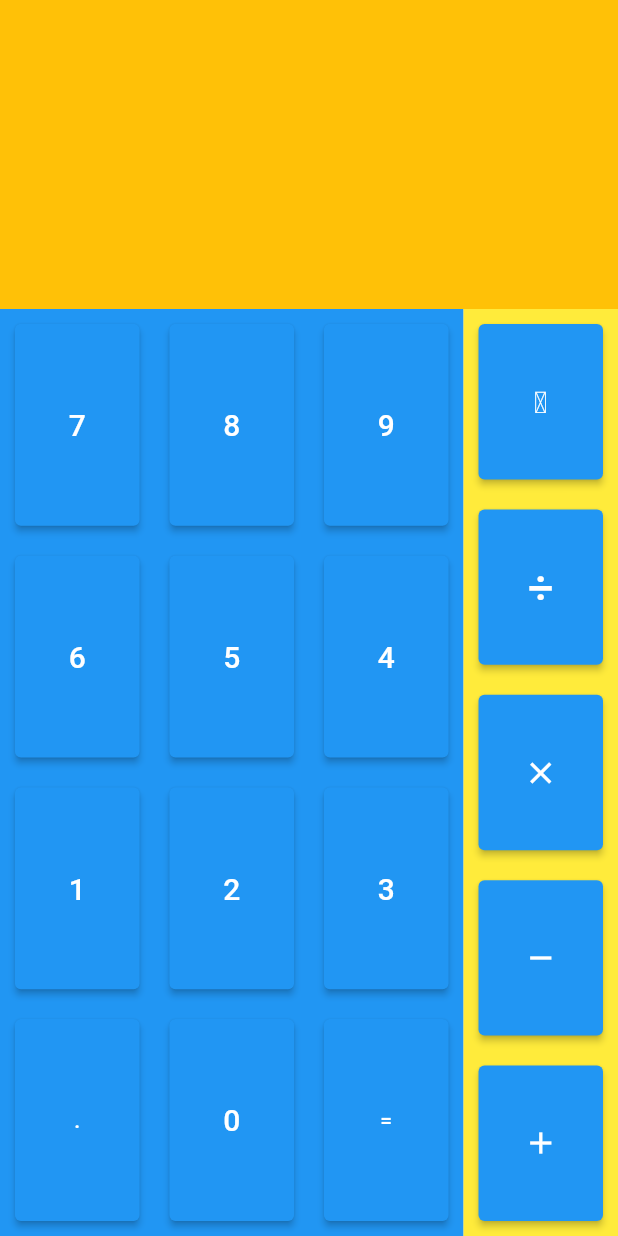
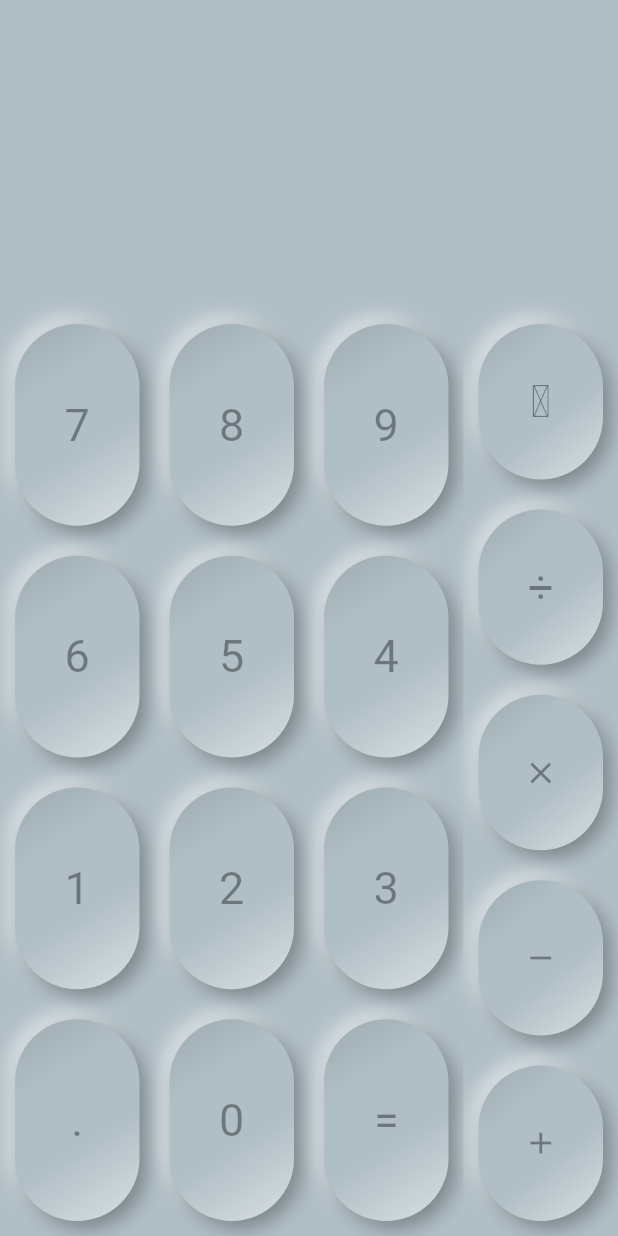
Before and after one commit to kmsbin/neumorphic_calc, a Flutter app: the screen it shows after launch, on a phone screen of 412 x 824 dp. Run offline on Flutter 3.47's test engine with Material 2 defaults, Android fonts, the phone set to English and light mode, and no system bars; our stand-ins replace equatable, flutter_bloc.

Commit message:
add neumorphic button design

```diff
--- a/lib/bloc/enter_state.dart
+++ b/lib/bloc/enter_state.dart
@@ -9,7 +9,7 @@ class EnterState extends Equatable {
     '+': SumRepository(),
     '-': SubtractRepository(),
     '/': DivisionRepository(),
-    '*': MultiplicateRepository(),
+    'x': MultiplicateRepository(),
   };
 
   void enterNewNumber(final String enteredNumber) {
@@ -44,9 +44,7 @@ class EnterState extends Equatable {
 
   String equals() {
     operations?.asMap()?.forEach((key, value) {
-      numbersParameters[key + 1] = mathOperatorMap[value]
-          .operation(double.parse(numbersParameters[key]), double.parse(numbersParameters[key + 1]))
-          .toString();
+      numbersParameters[key + 1] = mathOperatorMap[value].operation(double.parse(numbersParameters[key]), double.parse(numbersParameters[key + 1])).toString();
     });
     String expression = numbersParameters.last;
     operations.clear();
--- a/lib/calculator.dart
+++ b/lib/calculator.dart
@@ -1,5 +1,6 @@
 import 'package:calculator/bloc/enter_bloc.dart';
 import 'package:calculator/bloc/enter_event.dart';
+import 'package:calculator/neumorphic_container.dart';
 import 'package:flutter/material.dart';
 import 'package:flutter_bloc/flutter_bloc.dart';
 
@@ -24,11 +25,12 @@ class _HomeCalculatorState extends State<HomeCalculator> {
       return Expanded(
         child: Container(
           margin: EdgeInsets.all(10),
-          child: ElevatedButton(
+          child: NeumorphicContainer(
+            color: Colors.blueGrey.shade200,
             onPressed: () {
               BlocProvider.of<EnterBloc>(context).add(operation);
             },
-            child: icon,
+            child: Center(child: icon),
           ),
         ),
       );
@@ -38,11 +40,14 @@ class _HomeCalculatorState extends State<HomeCalculator> {
       return Expanded(
         child: Container(
           margin: EdgeInsets.all(10),
-          child: ElevatedButton(
+          child: NeumorphicContainer(
+            color: Colors.blueGrey.shade200,
             onPressed: () => BlocProvider.of<EnterBloc>(context).add(NumberEvent(title)),
-            child: Text(
-              title,
-              style: TextStyle(fontSize: 20),
+            child: Center(
+              child: Text(
+                title,
+                style: TextStyle(fontSize: 30, color: Colors.black38),
+              ),
             ),
           ),
         ),
@@ -52,7 +57,7 @@ class _HomeCalculatorState extends State<HomeCalculator> {
     var screenSize = MediaQuery.of(context).size;
 
     return Scaffold(
-        backgroundColor: Colors.grey[200],
+        backgroundColor: Colors.blueGrey.shade200,
         body: SafeArea(
             child: Column(
           children: [
@@ -68,7 +73,7 @@ class _HomeCalculatorState extends State<HomeCalculator> {
                   builder: (context, state) {
                     print(state);
                     return Container(
-                      color: Colors.amber,
+                      color: Colors.blueGrey.shade200,
                       alignment: Alignment.centerRight,
                       padding: EdgeInsets.all(10),
                       child: Text(
@@ -85,7 +90,7 @@ class _HomeCalculatorState extends State<HomeCalculator> {
                 children: [
                   Expanded(
                       child: Container(
-                          color: Colors.blue,
+                          color: Colors.blueGrey.shade200,
                           child: Column(
                             mainAxisAlignment: MainAxisAlignment.spaceBetween,
                             children: [
@@ -127,9 +132,19 @@ class _HomeCalculatorState extends State<HomeCalculator> {
                                   crossAxisAlignment: CrossAxisAlignment.stretch,
                                   mainAxisAlignment: MainAxisAlignment.spaceBetween,
                                   children: [
-                                    operator(Text('.'), OperationEvent('.')),
+                                    operator(
+                                        Text(
+                                          '.',
+                                          style: TextStyle(fontSize: 30, color: Colors.black38),
+                                        ),
+                                        OperationEvent('.')),
                                     button("0"),
-                                    operator(Text('='), EqualEvent()),
+                                    operator(
+                                        Text(
+                                          '=',
+                                          style: TextStyle(fontSize: 30, color: Colors.black38),
+                                        ),
+                                        EqualEvent()),
                                   ],
                                 ),
                               ),
@@ -138,7 +153,7 @@ class _HomeCalculatorState extends State<HomeCalculator> {
                   SizedBox(
                       width: screenSize.width * 0.25,
                       child: Container(
-                        color: Colors.yellow,
+                        color: Colors.blueGrey.shade200,
                         child: Column(
                           mainAxisAlignment: MainAxisAlignment.spaceBetween,
                           crossAxisAlignment: CrossAxisAlignment.stretch,
@@ -146,29 +161,27 @@ class _HomeCalculatorState extends State<HomeCalculator> {
                             Expanded(
                               child: Container(
                                 margin: EdgeInsets.all(10),
-                                child: ElevatedButton(
-                                  onLongPress: () {
+                                child: NeumorphicContainer(
+                                  color: Colors.blueGrey.shade200,
+                                  onLongPressed: () {
                                     BlocProvider.of<EnterBloc>(context).add(ClearAllEvent());
                                   },
                                   onPressed: () {
                                     BlocProvider.of<EnterBloc>(context).add(ClearEvent());
                                   },
-                                  child: Text(
-                                    "\u232b",
-                                    style: TextStyle(fontSize: 20),
+                                  child: Center(
+                                    child: Text(
+                                      "\u232b",
+                                      style: TextStyle(fontSize: 30, color: Colors.black38),
+                                    ),
                                   ),
                                 ),
                               ),
                             ),
-                            operator(
-                                Text(
-                                  "\u00F7",
-                                  style: TextStyle(fontSize: 30),
-                                ),
-                                OperationEvent("/")),
-                            operator(Icon(Icons.clear), OperationEvent('x')),
-                            operator(Icon(Icons.remove), OperationEvent('-')),
-                            operator(Icon(Icons.add), OperationEvent('+')),
+                            operator(Text("\u00F7", style: TextStyle(fontSize: 30, color: Colors.black38)), OperationEvent("/")),
+                            operator(Icon(Icons.clear, color: Colors.black38), OperationEvent('x')),
+                            operator(Icon(Icons.remove, color: Colors.black38), OperationEvent('-')),
+                            operator(Icon(Icons.add, color: Colors.black38), OperationEvent('+')),
                           ],
                         ),
                       )),
--- /dev/null
+++ b/lib/neumorphic_container.dart
@@ -0,0 +1,90 @@
+import 'package:flutter/material.dart';
+import 'package:flutter/widgets.dart';
+
+class NeumorphicContainer extends StatefulWidget {
+  final Widget child;
+  final double bevel;
+  final Offset blurOffset;
+  final Color color;
+  final Function onPressed;
+  final Function onLongPressed;
+  NeumorphicContainer({
+    Key key,
+    this.onPressed,
+    this.onLongPressed,
+    this.child,
+    this.bevel = 10.0,
+    this.color,
+  })  : this.blurOffset = Offset(bevel / 2, bevel / 2),
+        super(key: key);
+
+  @override
+  _NeumorphicContainerState createState() => _NeumorphicContainerState();
+}
+
+class _NeumorphicContainerState extends State<NeumorphicContainer> {
+  bool _isPressed = false;
+
+  void _onPointerDown(TapDownDetails event) {
+    widget.onPressed();
+    setState(() {
+      _isPressed = true;
+    });
+  }
+
+  void _onPointerUp(TapUpDetails event) {
+    setState(() {
+      _isPressed = false;
+    });
+  }
+
+  @override
+  Widget build(BuildContext context) {
+    final color = this.widget.color ?? Theme.of(context).backgroundColor;
+
+    return GestureDetector(
+      onTapDown: _onPointerDown,
+      onTapUp: _onPointerUp,
+      onLongPress: widget.onLongPressed,
+      child: AnimatedContainer(
+        duration: const Duration(milliseconds: 50),
+        padding: const EdgeInsets.all(24.0),
+        decoration: BoxDecoration(
+          borderRadius: BorderRadius.circular(widget.bevel * 10),
+          gradient: LinearGradient(begin: Alignment.topLeft, end: Alignment.bottomRight, colors: [
+            _isPressed ? color : color.mix(Colors.black, .1),
+            _isPressed ? color.mix(Colors.black, .05) : color,
+            _isPressed ? color.mix(Colors.black, .05) : color,
+            color.mix(Colors.white, _isPressed ? .2 : .5),
+          ], stops: [
+            0.0,
+            .3,
+            .6,
+            1.0,
+          ]),
+          boxShadow: _isPressed
+              ? null
+              : [
+                  BoxShadow(
+                    blurRadius: widget.bevel,
+                    offset: -widget.blurOffset,
+                    color: color.mix(Colors.white, .6),
+                  ),
+                  BoxShadow(
+                    blurRadius: widget.bevel,
+                    offset: widget.blurOffset,
+                    color: color.mix(Colors.black, .3),
+                  )
+                ],
+        ),
+        child: widget.child,
+      ),
+    );
+  }
+}
+
+extension ColorUtils on Color {
+  Color mix(Color another, double amount) {
+    return Color.lerp(this, another, amount);
+  }
+}
```
